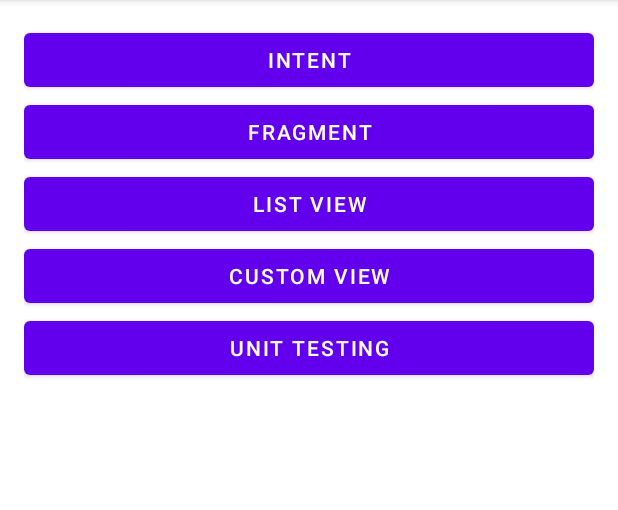
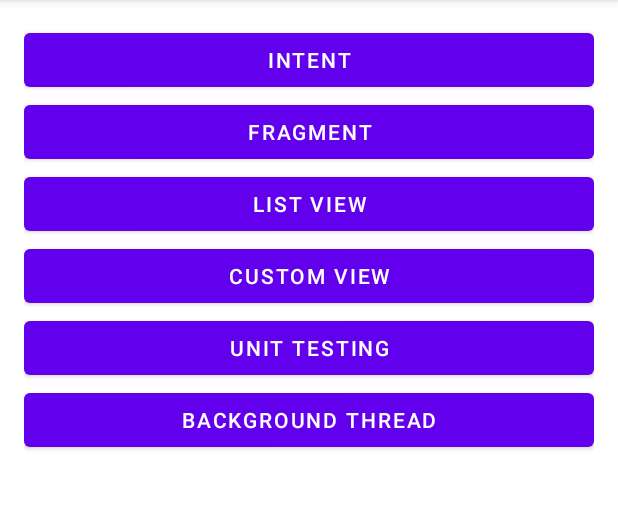
Before and after one commit to mnfaizp/android-fundamental-dicoding-course, an Android app: the screen it shows after launch (MainActivity), on a phone screen of 412 x 824 dp, the part 84-594 px from its top. Run offline under Robolectric (Android 15) with nearby library versions, the phone set to English and light mode, and no system bars.

Commit message:
Intent in MainActivity.kt for background thread

```diff
--- a/app/src/main/java/com/example/fundamental/MainActivity.kt
+++ b/app/src/main/java/com/example/fundamental/MainActivity.kt
@@ -25,6 +25,9 @@ class MainActivity : AppCompatActivity(), View.OnClickListener {
 
         val btnToUnitTestingActivity: Button = findViewById(R.id.btn_to_testing)
         btnToUnitTestingActivity.setOnClickListener(this)
+
+        val btnToBackgroundThreadActivity: Button = findViewById(R.id.btn_to_background_thread)
+        btnToBackgroundThreadActivity.setOnClickListener(this)
     }
 
     override fun onClick(v: View?) {
@@ -53,6 +56,11 @@ class MainActivity : AppCompatActivity(), View.OnClickListener {
                 val mIntent = Intent(this, UnitTestingActivity::class.java)
                 startActivity(mIntent)
             }
+
+            R.id.btn_to_background_thread -> {
+                val mIntent = Intent(this, BackgroundThreadActivity::class.java)
+                startActivity(mIntent)
+            }
         }
     }
 }
--- a/app/src/main/res/layout/activity_main.xml
+++ b/app/src/main/res/layout/activity_main.xml
@@ -37,5 +37,11 @@
         android:layout_height="wrap_content"
         android:text="@string/unit_testing" />
 
+    <Button
+        android:id="@+id/btn_to_background_thread"
+        android:layout_width="match_parent"
+        android:layout_height="wrap_content"
+        android:text="@string/background_thread" />
+
 
 </LinearLayout>
--- a/app/src/main/res/values/strings.xml
+++ b/app/src/main/res/values/strings.xml
@@ -31,6 +31,7 @@
     <string name="now_you_see_me">Now You See Me</string>
     <string name="task_completed">Task Complete</string>
     <string name="compressing">Compressing %d %%</string>
+    <string name="background_thread">Background Thread</string>
 
     <string-array name="data_name">
         <item>Ahmad Dahlan</item>
```
